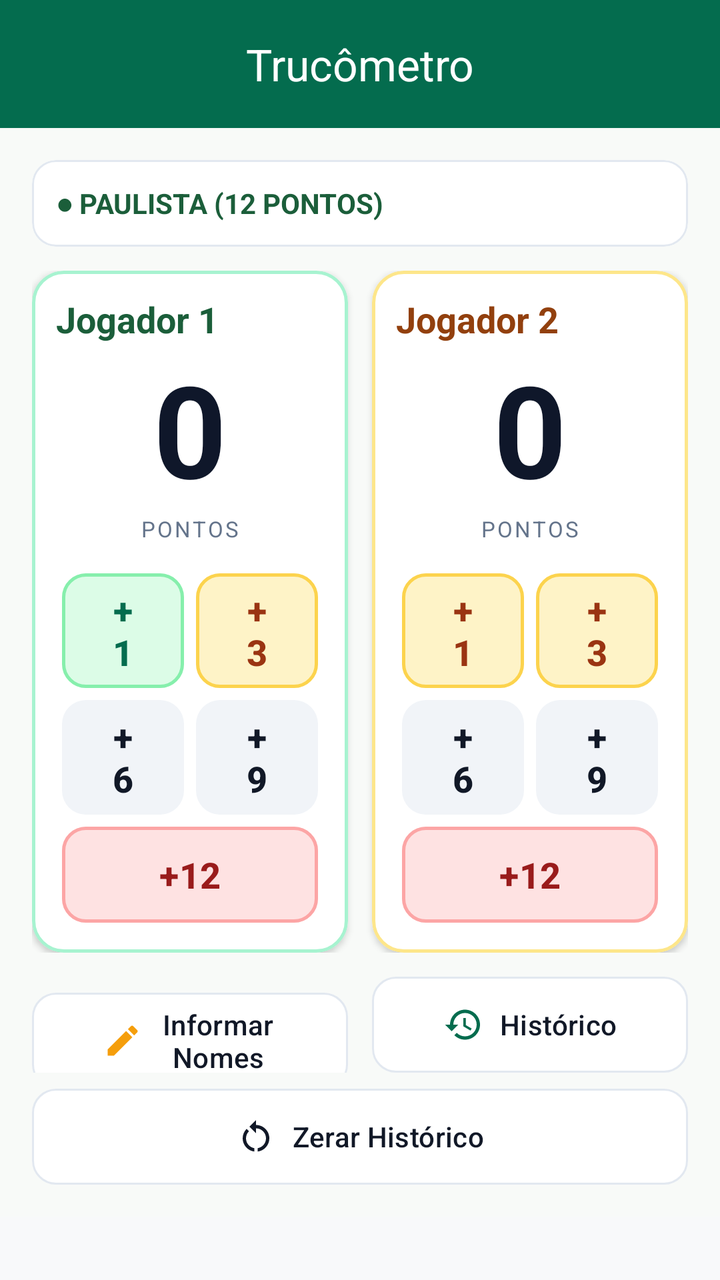
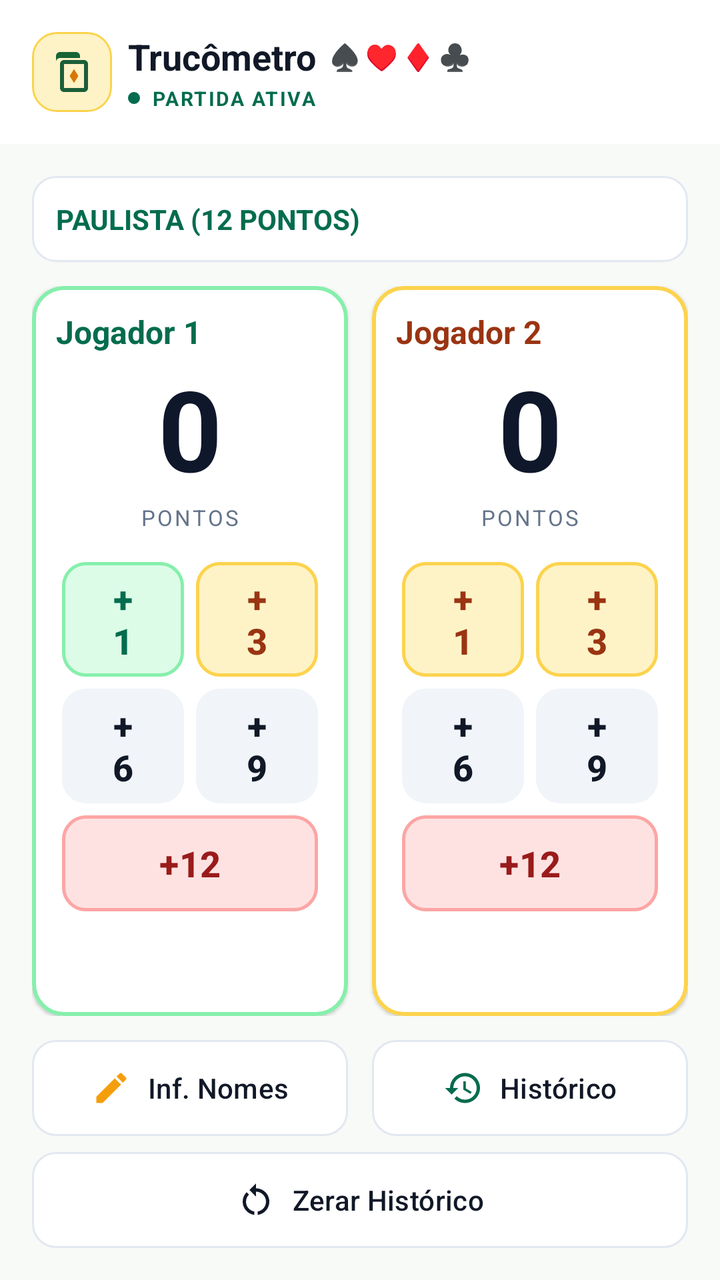

Before-and-after screenshots of an Android layout around one commit, followed by the original layout XML and the change that was made.
<!-- AndroidManifest.xml: application theme Theme.Trucometro -->
<!-- res/layout/activity_main.xml -->
<?xml version="1.0" encoding="utf-8"?>
<ScrollView xmlns:android="http://schemas.android.com/apk/res/android"
    xmlns:app="http://schemas.android.com/apk/res-auto"
    xmlns:tools="http://schemas.android.com/tools"
    android:id="@+id/main"
    android:layout_width="match_parent"
    android:layout_height="match_parent"
    android:fillViewport="true"
    tools:context=".view.MainActivity">

    <LinearLayout
        android:layout_width="match_parent"
        android:layout_height="wrap_content"
        android:orientation="vertical">

        
        <com.google.android.material.appbar.MaterialToolbar
            android:id="@+id/topBar"
            android:layout_width="match_parent"
            android:layout_height="?attr/actionBarSize"
            android:background="?attr/colorPrimary"
            app:title="@string/app_name"
            app:titleCentered="true"
            app:titleTextColor="?attr/colorOnPrimary" />

        <LinearLayout
            android:layout_width="match_parent"
            android:layout_height="wrap_content"
            android:background="#F8FAF8"
            android:orientation="vertical"
            android:padding="16dp">

        <com.google.android.material.card.MaterialCardView
            android:layout_width="match_parent"
            android:layout_height="wrap_content"
            android:layout_marginBottom="12dp"
            app:cardCornerRadius="12dp"
            app:cardElevation="0dp"
            app:strokeColor="#E2E8F0"
            app:strokeWidth="1dp">

            <LinearLayout
                android:layout_width="match_parent"
                android:layout_height="wrap_content"
                android:gravity="center_vertical"
                android:orientation="horizontal"
                android:padding="12dp">

                <TextView
                    android:id="@+id/tvModalidade"
                    android:layout_width="0dp"
                    android:layout_height="wrap_content"
                    android:layout_weight="1"
                    android:text="● PAULISTA (12 PONTOS)"
                    android:textColor="#1B5E3A"
                    android:textSize="14sp"
                    android:textStyle="bold" />
            </LinearLayout>
        </com.google.android.material.card.MaterialCardView>

        
        <LinearLayout
            android:layout_width="match_parent"
            android:layout_height="wrap_content"
            android:orientation="horizontal">
            
            <com.google.android.material.card.MaterialCardView
                android:layout_width="0dp"
                android:layout_height="wrap_content"
                android:layout_marginEnd="6dp"
                android:layout_weight="1"
                app:cardBackgroundColor="#FFFFFF"
                app:cardCornerRadius="16dp"
                app:cardElevation="2dp"
                app:strokeColor="#A7F3D0"
                app:strokeWidth="1.5dp">

                <LinearLayout
                    android:layout_width="match_parent"
                    android:layout_height="wrap_content"
                    android:gravity="center_horizontal"
                    android:orientation="vertical"
                    android:padding="12dp">

                    
                    <LinearLayout
                        android:layout_width="match_parent"
                        android:layout_height="wrap_content"
                        android:gravity="center_vertical"
                        android:orientation="horizontal">

                        
                        <TextView
                            android:id="@+id/tvLabelPlayer1"
                            android:layout_width="0dp"
                            android:layout_height="wrap_content"
                            android:layout_weight="1"
                            android:maxLength="16"
                            android:text="Jogador 1"
                            android:textColor="#1B5E3A"
                            android:textSize="18sp"
                            android:textStyle="bold" />


                    </LinearLayout>

                    
                    <TextView
                        android:id="@+id/tvScorePlayer1"
                        android:layout_width="wrap_content"
                        android:layout_height="wrap_content"
                        android:text="0"
                        android:textColor="#0F172A"
                        android:textSize="64sp"
                        android:textStyle="bold" />

                    <TextView
                        android:layout_width="wrap_content"
                        android:layout_height="wrap_content"
                        android:layout_marginBottom="12dp"
                        android:letterSpacing="0.1"
                        android:text="PONTOS"
                        android:textColor="#64748B"
                        android:textSize="11sp" />

                    
                    <GridLayout
                        android:layout_width="match_parent"
                        android:layout_height="wrap_content"
                        android:alignmentMode="alignMargins"
                        android:columnCount="2"
                        android:rowCount="3">

                        
                        <com.google.android.material.button.MaterialButton
                            android:id="@+id/btnP1Add1"
                            style="@style/Widget.Trucometro.Button.Ponto.Nos"
                            android:layout_width="0dp"
                            android:layout_columnWeight="1"
                            android:layout_margin="3dp"
                            android:text="+1" />

                        
                        <com.google.android.material.button.MaterialButton
                            android:id="@+id/btnP1Add3"
                            style="@style/Widget.Trucometro.Button.Ponto.Eles"
                            android:layout_width="0dp"
                            android:layout_columnWeight="1"
                            android:layout_margin="3dp"
                            android:text="+3" />

                        
                        <com.google.android.material.button.MaterialButton
                            android:id="@+id/btnP1Add6"
                            style="@style/Widget.Trucometro.Button.Ponto"
                            android:layout_width="0dp"
                            android:layout_columnWeight="1"
                            android:layout_margin="3dp"
                            android:text="+6" />

                        
                        <com.google.android.material.button.MaterialButton
                            android:id="@+id/btnP1Add9"
                            style="@style/Widget.Trucometro.Button.Ponto"
                            android:layout_width="0dp"
                            android:layout_columnWeight="1"
                            android:layout_margin="3dp"
                            android:text="+9" />

                        
                        <com.google.android.material.button.MaterialButton
                            android:id="@+id/btnP1Add12"
                            style="@style/Widget.Trucometro.Button.DangerSoft"
                            android:layout_width="match_parent"
                            android:layout_columnSpan="2"
                            android:layout_margin="3dp"
                            android:text="+12" />
                    </GridLayout>
                </LinearLayout>
            </com.google.android.material.card.MaterialCardView>
            
            <com.google.android.material.card.MaterialCardView
                android:layout_width="0dp"
                android:layout_height="wrap_content"
                android:layout_marginStart="6dp"
                android:layout_weight="1"
                app:cardBackgroundColor="#FFFFFF"
                app:cardCornerRadius="16dp"
                app:cardElevation="2dp"
                app:strokeColor="#FDE68A"
                app:strokeWidth="1.5dp">

                <LinearLayout
                    android:layout_width="match_parent"
                    android:layout_height="wrap_content"
                    android:gravity="center_horizontal"
                    android:orientation="vertical"
                    android:padding="12dp">

                    
                    <LinearLayout
                        android:layout_width="match_parent"
                        android:layout_height="wrap_content"
                        android:gravity="center_vertical"
                        android:orientation="horizontal">

                        
                        <TextView
                            android:id="@+id/tvLabelPlayer2"
                            android:layout_width="0dp"
                            android:layout_height="wrap_content"
                            android:layout_weight="1"
                            android:maxLength="16"
                            android:text="Jogador 2"
                            android:textColor="#92400E"
                            android:textSize="18sp"
                            android:textStyle="bold" />
                    </LinearLayout>

                    
                    <TextView
                        android:id="@+id/tvScorePlayer2"
                        android:layout_width="wrap_content"
                        android:layout_height="wrap_content"
                        android:text="0"
                        android:textColor="#0F172A"
                        android:textSize="64sp"
                        android:textStyle="bold" />

                    <TextView
                        android:layout_width="wrap_content"
                        android:layout_height="wrap_content"
                        android:layout_marginBottom="12dp"
                        android:letterSpacing="0.1"
                        android:text="PONTOS"
                        android:textColor="#64748B"
                        android:textSize="11sp" />

                    
                    <GridLayout
                        android:layout_width="match_parent"
                        android:layout_height="wrap_content"
                        android:alignmentMode="alignMargins"
                        android:columnCount="2"
                        android:rowCount="3">

                        
                        <com.google.android.material.button.MaterialButton
                            android:id="@+id/btnP2Add1"
                            style="@style/Widget.Trucometro.Button.Ponto.Eles"
                            android:layout_width="0dp"
                            android:layout_columnWeight="1"
                            android:layout_margin="3dp"
                            android:text="+1" />

                        
                        <com.google.android.material.button.MaterialButton
                            android:id="@+id/btnP2Add3"
                            style="@style/Widget.Trucometro.Button.Ponto.Eles"
                            android:layout_width="0dp"
                            android:layout_columnWeight="1"
                            android:layout_margin="3dp"
                            android:text="+3" />

                        
                        <com.google.android.material.button.MaterialButton
                            android:id="@+id/btnP2Add6"
                            style="@style/Widget.Trucometro.Button.Ponto"
                            android:layout_width="0dp"
                            android:layout_columnWeight="1"
                            android:layout_margin="3dp"
                            android:text="+6" />

                        
                        <com.google.android.material.button.MaterialButton
                            android:id="@+id/btnP2Add9"
                            style="@style/Widget.Trucometro.Button.Ponto"
                            android:layout_width="0dp"
                            android:layout_columnWeight="1"
                            android:layout_margin="3dp"
                            android:text="+9" />

                        
                        <com.google.android.material.button.MaterialButton
                            android:id="@+id/btnP2Add12"
                            style="@style/Widget.Trucometro.Button.DangerSoft"
                            android:layout_width="match_parent"
                            android:layout_columnSpan="2"
                            android:layout_margin="3dp"
                            android:text="+12" />
                    </GridLayout>
                </LinearLayout>
            </com.google.android.material.card.MaterialCardView>
        </LinearLayout>
        
        <LinearLayout
            android:layout_width="match_parent"
            android:layout_height="wrap_content"
            android:layout_marginTop="12dp"
            android:orientation="horizontal">

            <com.google.android.material.button.MaterialButton
                android:id="@+id/btnInformarNomes"
                style="@style/Widget.Trucometro.Button.Secundario"
                android:layout_width="0dp"
                android:layout_height="wrap_content"
                android:layout_marginEnd="6dp"
                android:layout_weight="1"
                android:text="Informar Nomes"
                app:icon="@drawable/ic_edit"
                app:iconGravity="textStart"
                app:iconPadding="8dp"
                app:iconSize="20dp"
                app:iconTint="@color/eles_accent" />

            <com.google.android.material.button.MaterialButton
                android:id="@+id/btnHistorico"
                style="@style/Widget.Trucometro.Button.Secundario"
                android:layout_width="0dp"
                android:layout_height="wrap_content"
                android:layout_marginStart="6dp"
                android:layout_weight="1"
                android:text="Histórico"
                app:icon="@drawable/ic_history"
                app:iconGravity="textStart"
                app:iconPadding="8dp"
                app:iconSize="20dp"
                app:iconTint="@color/nos_primary" />
        </LinearLayout>

        
        <com.google.android.material.button.MaterialButton
            android:id="@+id/btnZerarHistorico"
            style="@style/Widget.Trucometro.Button.Secundario"
            android:layout_width="match_parent"
            android:layout_height="wrap_content"
            android:layout_marginTop="8dp"
            android:text="@string/btn_reset_history"
            app:icon="@drawable/ic_refresh"
            app:iconGravity="textStart"
            app:iconPadding="8dp"
            app:iconSize="20dp"
            app:iconTint="@color/text_primary" />

        </LinearLayout>
    </LinearLayout>

</ScrollView>
<!-- resources referenced by this layout -->
<resources>
  <color name="eles_accent">#F59E0B</color>
  <color name="nos_primary">#046C4E</color>
  <color name="text_primary">#111827</color>
  <string name="app_name">Trucômetro</string>
  <string name="btn_reset_history">Zerar Histórico</string>
  <style name="Widget.Trucometro.Button.Ponto" parent="Widget.Trucometro.Button">
          <item name="backgroundTint">@color/surface_neutral_btn</item>
          <item name="android:textColor">@color/text_primary</item>
          <item name="android:textSize">18sp</item>
          <item name="android:textStyle">bold</item>
      </style>
  <style name="Widget.Trucometro.Button.Ponto.Eles" parent="Widget.Trucometro.Button.Ponto">
          <item name="backgroundTint">@color/eles_bg_soft</item>
          <item name="android:textColor">@color/eles_primary</item>
          <item name="strokeColor">@color/eles_stroke</item>
          <item name="strokeWidth">1.5dp</item>
      </style>
  <style name="Widget.Trucometro.Button.Ponto.Nos" parent="Widget.Trucometro.Button.Ponto">
          <item name="backgroundTint">@color/nos_bg_soft</item>
          <item name="android:textColor">@color/nos_primary</item>
          <item name="strokeColor">@color/nos_stroke</item>
          <item name="strokeWidth">1.5dp</item>
      </style>
  <color name="danger_bg_soft">#FEE2E2</color>
  <color name="danger_primary">#991B1B</color>
  <color name="danger_stroke">#FCA5A5</color>
  <style name="Widget.Trucometro.Button" parent="Widget.Material3.Button">
          <item name="cornerRadius">12dp</item>
          <item name="android:insetTop">0dp</item>
          <item name="android:insetBottom">0dp</item>
          <item name="android:textAllCaps">false</item>
      </style>
  <color name="surface_neutral_btn">#F1F4F8</color>
  <color name="eles_bg_soft">#FEF3C7</color>
  <color name="eles_primary">#9A3412</color>
  <color name="eles_stroke">#FCD34D</color>
  <color name="nos_bg_soft">#DCFCE7</color>
  <color name="nos_stroke">#86EFAC</color>
  <color name="surface_card">#FFFFFF</color>
  <color name="stroke_subtle">#E2E8F0</color>
  <color name="bg_screen">#F8F9FA</color>
  <style name="Shape.Trucometro.Small" parent="ShapeAppearance.Material3.Corner.Small">
          <item name="cornerSize">12dp</item>
      </style>
  <style name="Shape.Trucometro.Medium" parent="ShapeAppearance.Material3.Corner.Medium">
          <item name="cornerSize">16dp</item>
      </style>
  <style name="Shape.Trucometro.Large" parent="ShapeAppearance.Material3.Corner.Large">
          <item name="cornerSize">20dp</item>
      </style>
  <!-- unchanged entries left out for length: 8 -->
</resources>

<!-- the commit's change to res/layout/activity_main.xml (unified diff, before → after) -->
@@ -1,42 +1,31 @@
 <?xml version="1.0" encoding="utf-8"?>
-<ScrollView xmlns:android="http://schemas.android.com/apk/res/android"
+<LinearLayout xmlns:android="http://schemas.android.com/apk/res/android"
     xmlns:app="http://schemas.android.com/apk/res-auto"
     xmlns:tools="http://schemas.android.com/tools"
     android:id="@+id/main"
     android:layout_width="match_parent"
     android:layout_height="match_parent"
-    android:fillViewport="true"
+    android:orientation="vertical"
     tools:context=".view.MainActivity">
+
+    <include layout="@layout/view_top_bar" />
 
     <LinearLayout
         android:layout_width="match_parent"
-        android:layout_height="wrap_content"
-        android:orientation="vertical">
-
-        
-        <com.google.android.material.appbar.MaterialToolbar
-            android:id="@+id/topBar"
-            android:layout_width="match_parent"
-            android:layout_height="?attr/actionBarSize"
-            android:background="?attr/colorPrimary"
-            app:title="@string/app_name"
-            app:titleCentered="true"
-            app:titleTextColor="?attr/colorOnPrimary" />
-
-        <LinearLayout
-            android:layout_width="match_parent"
-            android:layout_height="wrap_content"
-            android:background="#F8FAF8"
-            android:orientation="vertical"
-            android:padding="16dp">
+        android:layout_height="0dp"
+        android:layout_weight="1"
+        android:background="#F8FAF8"
+        android:orientation="vertical"
+        android:padding="16dp">
 
         <com.google.android.material.card.MaterialCardView
             android:layout_width="match_parent"
             android:layout_height="wrap_content"
             android:layout_marginBottom="12dp"
+            app:cardBackgroundColor="@color/surface_card"
             app:cardCornerRadius="12dp"
-            app:cardElevation="0dp"
-            app:strokeColor="#E2E8F0"
+            app:cardElevation="1dp"
+            app:strokeColor="@color/stroke_subtle"
             app:strokeWidth="1dp">
 
             <LinearLayout
@@ -51,8 +40,8 @@
                     android:layout_width="0dp"
                     android:layout_height="wrap_content"
                     android:layout_weight="1"
-                    android:text="● PAULISTA (12 PONTOS)"
-                    android:textColor="#1B5E3A"
+                    android:text="@string/modalidade_paulista"
+                    android:textColor="@color/nos_primary"
                     android:textSize="14sp"
                     android:textStyle="bold" />
             </LinearLayout>
@@ -61,23 +50,24 @@
         
         <LinearLayout
             android:layout_width="match_parent"
-            android:layout_height="wrap_content"
+            android:layout_height="0dp"
+            android:layout_weight="1"
             android:orientation="horizontal">
             
             <com.google.android.material.card.MaterialCardView
                 android:layout_width="0dp"
-                android:layout_height="wrap_content"
+                android:layout_height="match_parent"
                 android:layout_marginEnd="6dp"
                 android:layout_weight="1"
-                app:cardBackgroundColor="#FFFFFF"
+                app:cardBackgroundColor="@color/surface_card"
                 app:cardCornerRadius="16dp"
-                app:cardElevation="2dp"
-                app:strokeColor="#A7F3D0"
-                app:strokeWidth="1.5dp">
+                app:cardElevation="1dp"
+                app:strokeColor="@color/nos_stroke"
+                app:strokeWidth="2dp">
 
                 <LinearLayout
                     android:layout_width="match_parent"
-                    android:layout_height="wrap_content"
+                    android:layout_height="match_parent"
                     android:gravity="center_horizontal"
                     android:orientation="vertical"
                     android:padding="12dp">
@@ -95,10 +85,11 @@
                             android:layout_width="0dp"
                             android:layout_height="wrap_content"
                             android:layout_weight="1"
-                            android:maxLength="16"
+                            android:ellipsize="end"
                             android:text="Jogador 1"
-                            android:textColor="#1B5E3A"
-                            android:textSize="18sp"
+                            android:textColor="@color/nos_primary"
+                            android:textSize="16sp"
+                            android:singleLine="true"
                             android:textStyle="bold" />
 
 
@@ -111,7 +102,7 @@
                         android:layout_height="wrap_content"
                         android:text="0"
                         android:textColor="#0F172A"
-                        android:textSize="64sp"
+                        android:textSize="56sp"
                         android:textStyle="bold" />
 
                     <TextView
@@ -181,18 +172,18 @@
             
             <com.google.android.material.card.MaterialCardView
                 android:layout_width="0dp"
-                android:layout_height="wrap_content"
+                android:layout_height="match_parent"
                 android:layout_marginStart="6dp"
                 android:layout_weight="1"
-                app:cardBackgroundColor="#FFFFFF"
+                app:cardBackgroundColor="@color/surface_card"
                 app:cardCornerRadius="16dp"
-                app:cardElevation="2dp"
-                app:strokeColor="#FDE68A"
-                app:strokeWidth="1.5dp">
+                app:cardElevation="1dp"
+                app:strokeColor="@color/eles_stroke"
+                app:strokeWidth="2dp">
 
                 <LinearLayout
                     android:layout_width="match_parent"
-                    android:layout_height="wrap_content"
+                    android:layout_height="match_parent"
                     android:gravity="center_horizontal"
                     android:orientation="vertical"
                     android:padding="12dp">
@@ -210,10 +201,11 @@
                             android:layout_width="0dp"
                             android:layout_height="wrap_content"
                             android:layout_weight="1"
-                            android:maxLength="16"
+                            android:ellipsize="end"
                             android:text="Jogador 2"
-                            android:textColor="#92400E"
-                            android:textSize="18sp"
+                            android:textColor="@color/eles_primary"
+                            android:textSize="16sp"
+                            android:singleLine="true"
                             android:textStyle="bold" />
                     </LinearLayout>
 
@@ -224,7 +216,7 @@
                         android:layout_height="wrap_content"
                         android:text="0"
                         android:textColor="#0F172A"
-                        android:textSize="64sp"
+                        android:textSize="56sp"
                         android:textStyle="bold" />
 
                     <TextView
@@ -306,7 +298,7 @@
                 android:layout_height="wrap_content"
                 android:layout_marginEnd="6dp"
                 android:layout_weight="1"
-                android:text="Informar Nomes"
+                android:text="@string/btn_edit_names"
                 app:icon="@drawable/ic_edit"
                 app:iconGravity="textStart"
                 app:iconPadding="8dp"
@@ -342,7 +334,115 @@
             app:iconSize="20dp"
             app:iconTint="@color/text_primary" />
 
+    </LinearLayout>
+
+</LinearLayout>
+<!-- res/layout/view_top_bar.xml (included above) -->
+<?xml version="1.0" encoding="utf-8"?>
+<com.google.android.material.appbar.MaterialToolbar xmlns:android="http://schemas.android.com/apk/res/android"
+    xmlns:app="http://schemas.android.com/apk/res-auto"
+    android:id="@+id/topBar"
+    android:layout_width="match_parent"
+    android:layout_height="72dp"
+    android:background="@color/surface_card"
+    android:elevation="2dp"
+    app:contentInsetStart="16dp"
+    app:contentInsetStartWithNavigation="16dp">
+
+    <LinearLayout
+        android:layout_width="match_parent"
+        android:layout_height="match_parent"
+        android:gravity="center_vertical"
+        android:orientation="horizontal">
+
+        <ImageView
+            android:layout_width="40dp"
+            android:layout_height="40dp"
+            android:background="@drawable/bg_toolbar_cards"
+            android:contentDescription="@string/app_name"
+            android:padding="8dp"
+            android:src="@drawable/ic_cards" />
+
+        <LinearLayout
+            android:layout_width="wrap_content"
+            android:layout_height="wrap_content"
+            android:layout_marginStart="8dp"
+            android:orientation="vertical">
+
+            <LinearLayout
+                android:layout_width="wrap_content"
+                android:layout_height="wrap_content"
+                android:gravity="center_vertical"
+                android:orientation="horizontal">
+
+                <TextView
+                    android:layout_width="wrap_content"
+                    android:layout_height="wrap_content"
+                    android:text="@string/toolbar_title"
+                    android:textColor="@color/text_primary"
+                    android:textSize="18sp"
+                    android:textStyle="bold" />
+
+                <TextView
+                    android:layout_width="wrap_content"
+                    android:layout_height="wrap_content"
+                    android:layout_marginStart="6dp"
+                    android:text="♠"
+                    android:textColor="@color/text_primary"
+                    android:textSize="13sp"
+                    android:textStyle="bold" />
+
+                <TextView
+                    android:layout_width="wrap_content"
+                    android:layout_height="wrap_content"
+                    android:layout_marginStart="2dp"
+                    android:text="♥"
+                    android:textColor="@color/danger_primary"
+                    android:textSize="13sp"
+                    android:textStyle="bold" />
+
+                <TextView
+                    android:layout_width="wrap_content"
+                    android:layout_height="wrap_content"
+                    android:layout_marginStart="2dp"
+                    android:text="♦"
+                    android:textColor="@color/danger_primary"
+                    android:textSize="13sp"
+                    android:textStyle="bold" />
+
+                <TextView
+                    android:layout_width="wrap_content"
+                    android:layout_height="wrap_content"
+                    android:layout_marginStart="2dp"
+                    android:text="♣"
+                    android:textColor="@color/text_primary"
+                    android:textSize="13sp"
+                    android:textStyle="bold" />
+            </LinearLayout>
+
+            <LinearLayout
+                android:layout_width="wrap_content"
+                android:layout_height="wrap_content"
+                android:layout_marginTop="2dp"
+                android:gravity="center_vertical"
+                android:orientation="horizontal">
+
+                <View
+                    android:layout_width="6dp"
+                    android:layout_height="6dp"
+                    android:background="@drawable/bg_toolbar_status_dot" />
+
+                <TextView
+                    android:id="@+id/toolbarStatus"
+                    android:layout_width="wrap_content"
+                    android:layout_height="wrap_content"
+                    android:layout_marginStart="6dp"
+                    android:letterSpacing="0.08"
+                    android:text="@string/status_partida_ativa"
+                    android:textColor="@color/nos_primary"
+                    android:textSize="10sp"
+                    android:textStyle="bold" />
+            </LinearLayout>
         </LinearLayout>
     </LinearLayout>
-
-</ScrollView>
+</com.google.android.material.appbar.MaterialToolbar>
<!-- resource entries referenced after the edit -->
@@ -3,8 +3,44 @@
   <color name="eles_accent">#F59E0B</color>
   <color name="nos_primary">#046C4E</color>
   <color name="text_primary">#111827</color>
+  <!-- drawable bg_toolbar_cards (drawable) -->
+  <shape xmlns:android="http://schemas.android.com/apk/res/android">
+      <solid android:color="@color/eles_bg_soft" />
+      <stroke
+          android:width="1dp"
+          android:color="@color/eles_stroke" />
+      <corners android:radius="12dp" />
+  </shape>
+  <!-- drawable bg_toolbar_status_dot (drawable) -->
+  <shape xmlns:android="http://schemas.android.com/apk/res/android"
+      android:shape="oval">
+      <solid android:color="@color/nos_primary" />
+  </shape>
+  <!-- drawable ic_cards (drawable) -->
+  <vector xmlns:android="http://schemas.android.com/apk/res/android"
+      android:width="24dp"
+      android:height="24dp"
+      android:viewportWidth="24"
+      android:viewportHeight="24">
+      
+      <path
+          android:fillColor="#166534"
+          android:pathData="M4,4c0,-1.1 0.9,-2 2,-2h8c1.1,0 2,0.9 2,2v1H6c-1.1,0 -2,0.9 -2,2V4z" />
+      
+      <path
+          android:fillColor="#1B5E3A"
+          android:pathData="M18,6H8C6.9,6 6,6.9 6,8v12c0,1.1 0.9,2 2,2h10c1.1,0 2,-0.9 2,-2V8C20,6.9 19.1,6 18,6zM18,20H8V8h10V20z" />
+      
+      <path
+          android:fillColor="#D97706"
+          android:pathData="M13,10.5l2.2,3.5l-2.2,3.5l-2.2,-3.5z" />
+  </vector>
   <string name="app_name">Trucômetro</string>
+  <string name="btn_edit_names">Inf. Nomes</string>
   <string name="btn_reset_history">Zerar Histórico</string>
+  <string name="modalidade_paulista">PAULISTA (12 PONTOS)</string>
+  <string name="status_partida_ativa">PARTIDA ATIVA</string>
+  <string name="toolbar_title">Trucômetro</string>
   <style name="Widget.Trucometro.Button.Ponto" parent="Widget.Trucometro.Button">
           <item name="backgroundTint">@color/surface_neutral_btn</item>
           <item name="android:textColor">@color/text_primary</item>
